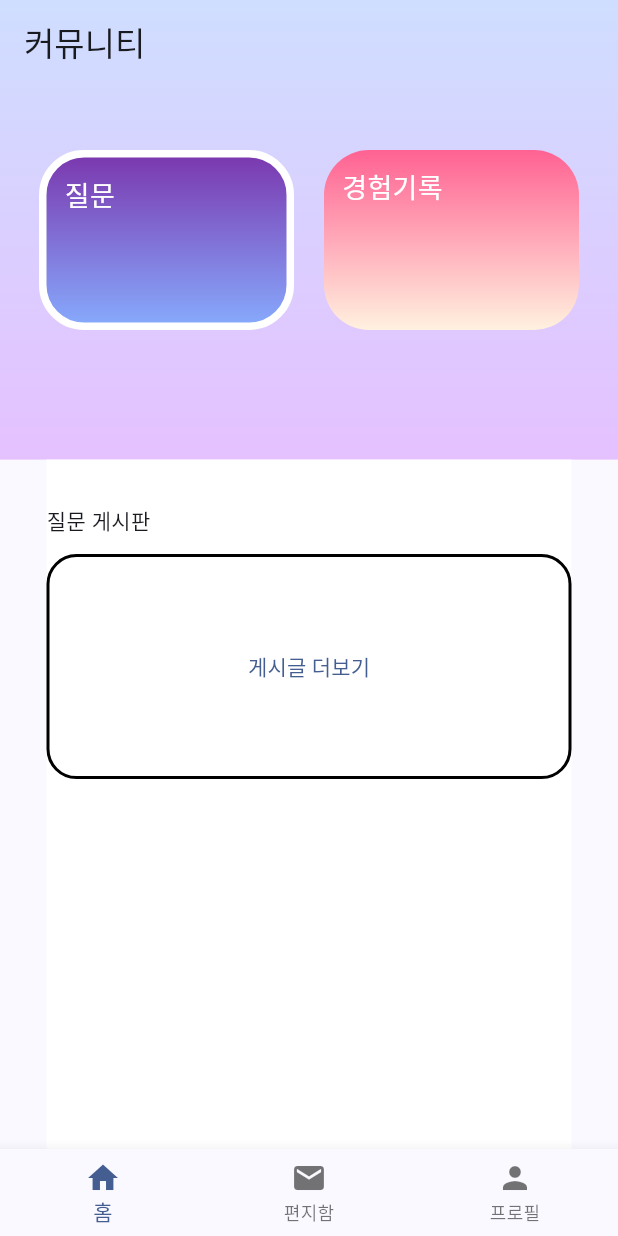
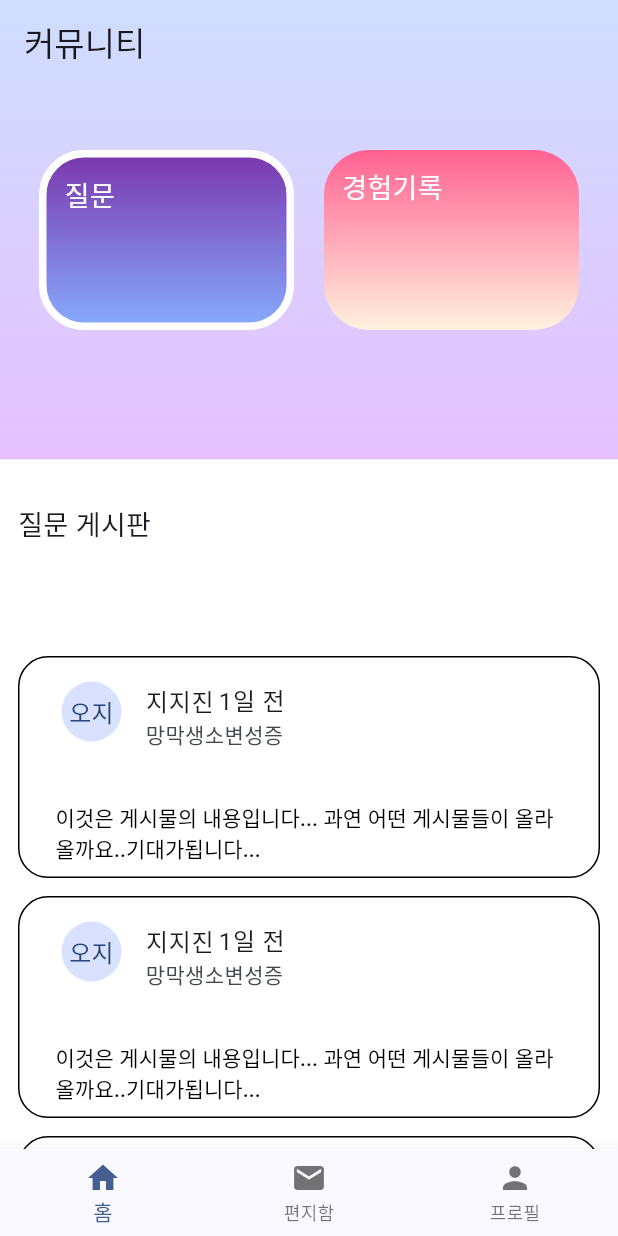
Before and after one commit to UniBond-jijijin/UniBond-flutter, a Flutter app: the screen it shows after launch, on a phone screen of 412 x 824 dp. Run offline on Flutter 3.47's test engine with Material 2 defaults, Android fonts, the phone set to English and light mode, and no system bars; our stand-ins replace get, validators.

Commit message:
#20 Feat: 게시물 리스트 구현
- Listview bug 포함..

```diff
--- a/unibond/lib/screens/home_screen.dart
+++ b/unibond/lib/screens/home_screen.dart
@@ -1,7 +1,7 @@
 import 'package:flutter/material.dart';
 import 'package:get/get.dart';
+import 'package:unibond/screens/community/post_detail_screen.dart';
 import 'package:unibond/screens/letter/letter_box_screen.dart';
-import 'package:unibond/screens/user/login_screen.dart';
 import 'package:unibond/screens/user/profile_screen.dart';
 import 'package:unibond/widgets/navigator.dart';
 
@@ -107,29 +107,21 @@ class HomeScreen extends StatelessWidget {
             flex: 6,
             child: Container(
               color: Colors.white,
-              child: Column(
+              child: const Column(
                 crossAxisAlignment: CrossAxisAlignment.start,
                 children: [
-                  const SizedBox(height: 30),
-                  const Text("질문 게시판"),
-                  const SizedBox(height: 12),
-                  Container(
-                    height: 150,
-                    width: 350,
-                    decoration: BoxDecoration(
-                      border: Border.all(
-                        width: 2,
-                        color: Colors.black,
+                  SizedBox(height: 30),
+                  Padding(
+                    padding: EdgeInsets.only(left: 12.0),
+                    child: Text(
+                      "질문 게시판",
+                      style: TextStyle(
+                        fontSize: 18,
                       ),
-                      borderRadius: BorderRadius.circular(20),
                     ),
-                    child: TextButton(
-                      onPressed: () {
-                        Get.to(() => const LoginScreen());
-                      },
-                      child: const Text("게시글 더보기"),
-                    ),
-                  )
+                  ),
+                  SizedBox(height: 12),
+                  Expanded(child: PostsListView()),
                 ],
               ),
             ),
@@ -172,6 +164,74 @@ class HomeScreen extends StatelessWidget {
   }
 }
 
+class PostsListView extends StatelessWidget {
+  const PostsListView({super.key});
+
+  @override
+  Widget build(BuildContext context) {
+    return ListView.builder(
+      shrinkWrap: true,
+      itemCount: 5,
+      itemBuilder: (context, index) {
+        return Padding(
+          padding: const EdgeInsets.symmetric(vertical: 6.0, horizontal: 12),
+          child: Container(
+            decoration: BoxDecoration(
+              border: Border.all(
+                width: 1,
+                color: Colors.black,
+              ),
+              borderRadius: BorderRadius.circular(20),
+            ),
+            child: TextButton(
+              onPressed: () {
+                Get.to(() => const DetailScreen());
+              },
+              child: const CustomListitem(),
+            ),
+          ),
+        );
+      },
+    );
+  }
+}
+
+class CustomListitem extends StatelessWidget {
+  const CustomListitem({
+    super.key,
+  });
+
+  @override
+  Widget build(BuildContext context) {
+    return const Column(
+      children: [
+        ListTile(
+          leading: CircleAvatar(child: Text('오지')),
+          title: Row(
+            children: [
+              Text('지지진'),
+              SizedBox(width: 3),
+              Text('1일 전'),
+            ],
+          ),
+          subtitle: Text("망막생소변성증"),
+          isThreeLine: true,
+        ),
+        SizedBox(height: 0),
+        Padding(
+          padding: EdgeInsets.symmetric(horizontal: 12.0),
+          child: Text(
+            "이것은 게시물의 내용입니다... 과연 어떤 게시물들이 올라올까요..기대가됩니다...",
+            style: TextStyle(
+              color: Colors.black,
+            ),
+          ),
+        ),
+      ],
+    );
+  }
+}
+
 /*
 const SizedBox(height: 16),
               ElevatedButton(
```
